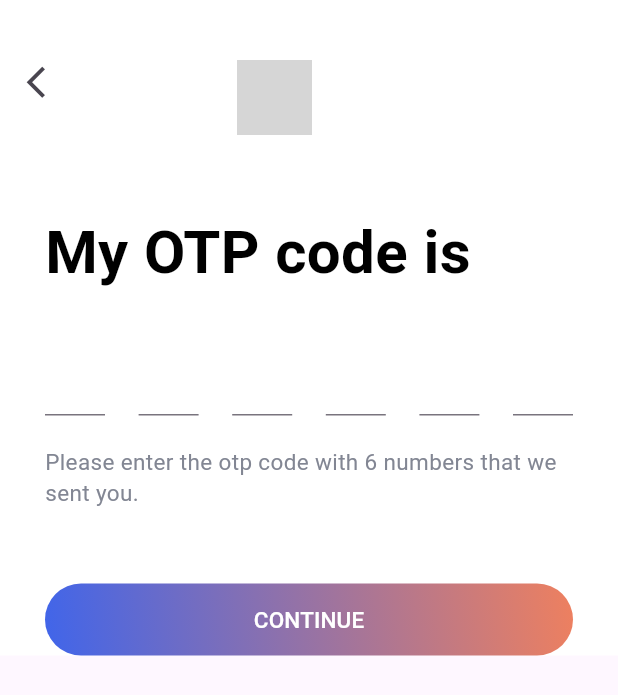
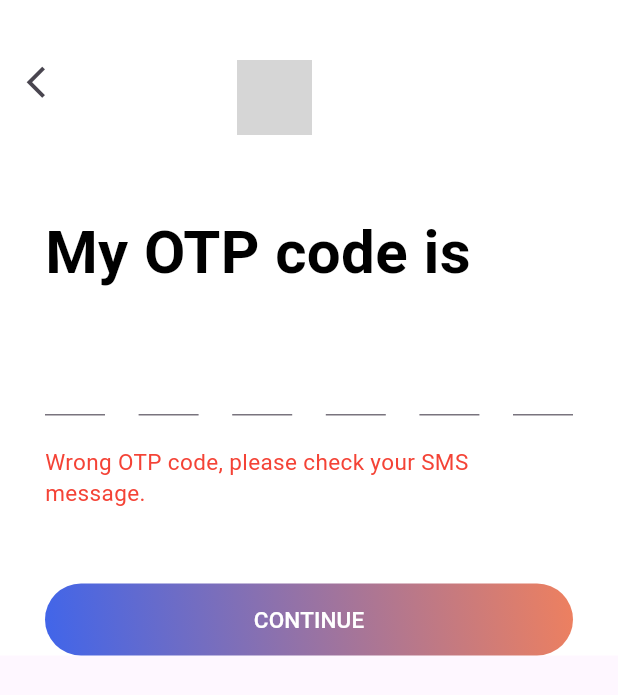
Before and after one commit to tinhpham2004/DAFA, a Flutter app: the OTPScreen screen opened by its route, after a tap on "CONTINUE", on a phone screen of 412 x 824 dp. Shown: the top 695 px of the screen. Run offline on Flutter 3.47's test engine with Material 3 defaults, Android fonts, the phone set to English and light mode, and no system bars; our stand-ins replace cloud_firestore, firebase_auth, firebase_core, get; missing offline and left inert: gradient_icon; accounts and stored records are empty; network calls fail; grey boxes are pictures that could not be loaded.

Commit message:
update otp time out

```diff
--- a/lib/app/core/values/app_text_style.dart
+++ b/lib/app/core/values/app_text_style.dart
@@ -1,4 +1,5 @@
 import 'package:flutter/cupertino.dart';
+import 'package:flutter/material.dart';
 
 class CustomTextStyle extends TextStyle {
   static TextStyle h1(Color color) {
@@ -24,4 +25,12 @@ class CustomTextStyle extends TextStyle {
       color: color,
     );
   }
+
+    static TextStyle error_text_style() {
+    return TextStyle(
+      fontSize: 15,
+      fontWeight: FontWeight.w400,
+      color: Colors.red,
+    );
+  }
 }
--- a/lib/app/modules/sign_up/screens/otp_screen.dart
+++ b/lib/app/modules/sign_up/screens/otp_screen.dart
@@ -1,13 +1,17 @@
 import 'package:dafa/app/core/values/app_colors.dart';
 import 'package:dafa/app/core/values/app_icons.dart';
 import 'package:dafa/app/core/values/app_text_style.dart';
+import 'package:dafa/app/modules/sign_up/sign_up_controller.dart';
 import 'package:dafa/app/modules/sign_up/widgets/back_icon.dart';
 import 'package:dafa/app/modules/sign_up/widgets/continue_button.dart';
 import 'package:dafa/app/modules/sign_up/widgets/otp_field.dart';
 import 'package:flutter/material.dart';
+import 'package:get/get.dart';
 
 class OTPScreen extends StatelessWidget {
-  const OTPScreen({super.key});
+  OTPScreen({super.key});
+
+  final SignUpController signUpController = Get.find<SignUpController>();
 
   @override
   Widget build(BuildContext context) {
@@ -88,11 +92,19 @@ class OTPScreen extends StatelessWidget {
                         ),
                       ),
                       //
-                      Container(
-                        margin: const EdgeInsets.only(top: 20),
-                        child: Text(
-                          'Please enter the otp code with 6 numbers that we sent you.',
-                          style: CustomTextStyle.h3(AppColors.thirdColor),
+                      Obx(
+                        () => Container(
+                          margin: const EdgeInsets.only(top: 20),
+                          child: signUpController.checkOTP.value == true
+                              ? Text(
+                                  'Please enter the 6-digit OTP code we sent you. It expires in 2 minutes.',
+                                  style:
+                                      CustomTextStyle.h3(AppColors.thirdColor),
+                                )
+                              : Text(
+                                  'Wrong OTP code, please check your SMS message.',
+                                  style: CustomTextStyle.error_text_style(),
+                                ),
                         ),
                       ),
                       //
--- a/lib/app/modules/sign_up/sign_up_controller.dart
+++ b/lib/app/modules/sign_up/sign_up_controller.dart
@@ -7,6 +7,7 @@ class SignUpController extends GetxController {
   RxString verificationId = ''.obs;
   RxString smsCode = ''.obs;
   RxString userId = ''.obs;
+  RxBool checkOTP = true.obs;
 
   void UpdateVerificationId(String data) => verificationId.value = data;
   void UpdateSmsCode(String data) {
@@ -15,5 +16,8 @@ class SignUpController extends GetxController {
     else
       smsCode.value = data;
   }
+
   void UpdateUserId(String data) => userId.value = data;
+
+  void UpdateCheckOTP() => checkOTP.value = false;
 }
--- a/lib/app/modules/sign_up/widgets/continue_button.dart
+++ b/lib/app/modules/sign_up/widgets/continue_button.dart
@@ -22,12 +22,16 @@ class ContinueButton extends StatelessWidget {
       ),
       child: ElevatedButton(
         onPressed: () async {
+          try {
             PhoneAuthCredential credential = PhoneAuthProvider.credential(
                 verificationId: signUpController.verificationId.value,
                 smsCode: signUpController.smsCode.value);
             await auth.signInWithCredential(credential);
             signUpController.UpdateUserId(auth.currentUser!.uid);
             Get.toNamed(AppRoutes.password);
+          } catch (ex) {
+            signUpController.UpdateCheckOTP();
+          }
         },
         style: ElevatedButton.styleFrom(
           backgroundColor: Colors.transparent,
--- a/lib/app/modules/sign_up/widgets/send_otp_button.dart
+++ b/lib/app/modules/sign_up/widgets/send_otp_button.dart
@@ -25,6 +25,7 @@ class SendOTPButton extends StatelessWidget {
         onPressed: () async {
           await FirebaseAuth.instance.verifyPhoneNumber(
             phoneNumber: '+84${signUpController.phoneNumberController.text}',
+            timeout: const Duration(seconds: 120),
             verificationCompleted: (PhoneAuthCredential credential) {},
             verificationFailed: (FirebaseAuthException e) {},
             codeSent: (String verificationId, int? resendToken) {
--- a/lib/app/routes/app_pages.dart
+++ b/lib/app/routes/app_pages.dart
@@ -21,7 +21,7 @@ abstract class AppPages {
     ),
     GetPage(
       name: AppRoutes.otp,
-      page: () => const OTPScreen(),
+      page: () => OTPScreen(),
       binding: SignUpBinding(),
     ),
     GetPage(
```
Lines whose indentation alone changed are shown as unchanged.
